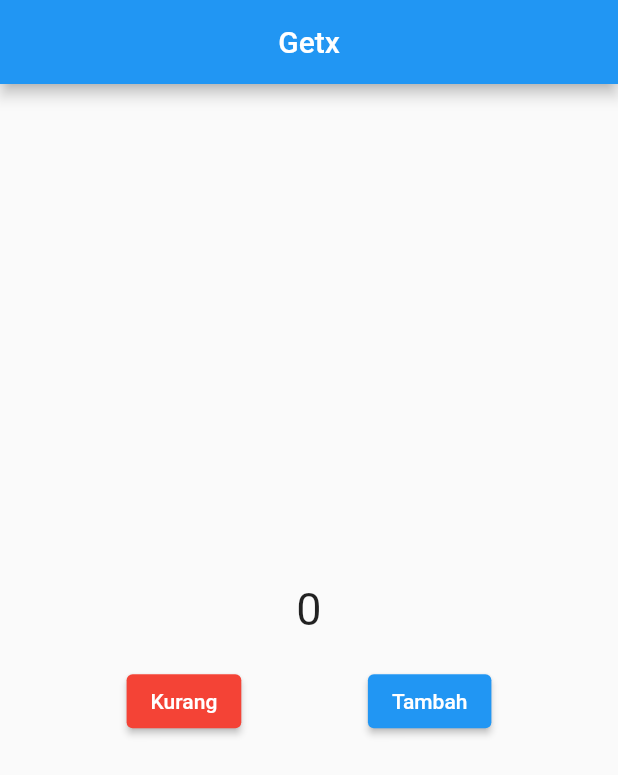
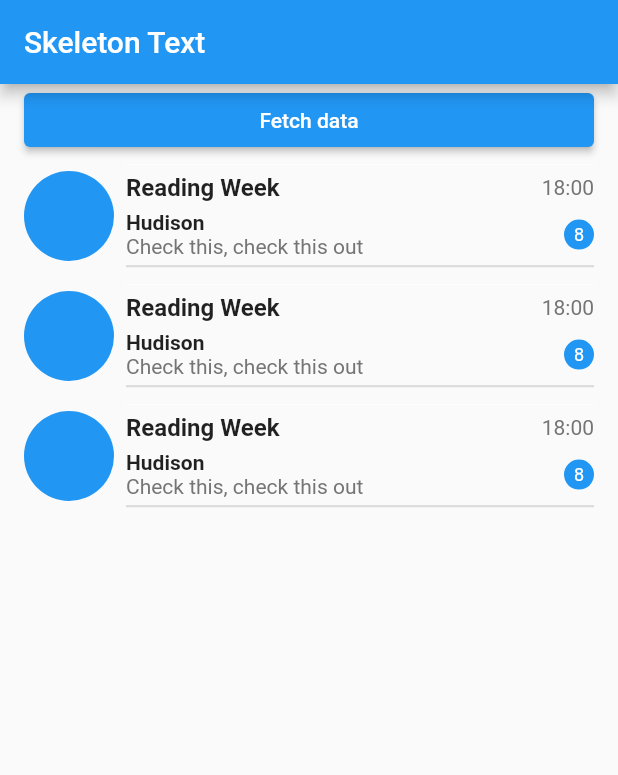
Before and after one commit to Hayolox/latihan_flutter, a Flutter app: the screen it shows after launch, on a phone screen of 412 x 824 dp. Shown: the top 775 px of the screen. Run offline on Flutter 3.47's test engine with Material 2 defaults, Android fonts, the phone set to English and light mode, and no system bars; our stand-ins replace dropdown_search, get, lottie, skeleton_text.

Commit message:
add dicoding and skeleton

```diff
--- a/lib/main.dart
+++ b/lib/main.dart
@@ -1,11 +1,15 @@
 import 'package:flutter/cupertino.dart';
 import 'package:flutter/material.dart';
+import 'package:latihan_flutter/dicoding/listBuilder.dart';
+import 'package:latihan_flutter/dicoding/listMap.dart';
+import 'package:latihan_flutter/dicoding/shadow.dart';
 import 'package:latihan_flutter/widgets/delete_api.dart';
 import 'package:latihan_flutter/widgets/future_builder.dart';
 import 'package:latihan_flutter/widgets/getX.dart';
 import 'package:latihan_flutter/widgets/get_api.dart';
 import 'package:latihan_flutter/widgets/post_api.dart';
 import 'package:latihan_flutter/widgets/put_api.dart';
+import 'package:latihan_flutter/widgets/skeleton.dart';
 import './widgets/soal_1.dart';
 import './widgets/soal_2.dart';
 import './widgets/soal_3.dart';
@@ -48,7 +52,7 @@ class MyApp extends StatelessWidget {
     return GetMaterialApp(
       debugShowCheckedModeBanner: false,
       color: Colors.teal,
-      home: GetXTr(),
+      home: CustomBody(),
     );
   }
 }
--- /dev/null
+++ b/lib/widgets/skeleton.dart
@@ -0,0 +1,211 @@
+import 'package:flutter/material.dart';
+
+import 'package:skeleton_text/skeleton_text.dart';
+
+class CustomBody extends StatefulWidget {
+  const CustomBody({Key? key}) : super(key: key);
+
+  @override
+  State<CustomBody> createState() => _CustomBodyState();
+}
+
+class _CustomBodyState extends State<CustomBody> {
+  bool isLoading = false;
+  final List<Widget> w = const [CustomChat(), CustomChat(), CustomChat()];
+  void handlePress() async {
+    setState(
+      () => isLoading = !isLoading,
+    );
+    await Future.delayed(const Duration(seconds: 3));
+    setState(
+      () => isLoading = !isLoading,
+    );
+  }
+
+  @override
+  Widget build(BuildContext context) {
+    return Scaffold(
+      appBar: AppBar(title: const Text("Skeleton Text")),
+      body: Container(
+        padding: const EdgeInsets.symmetric(horizontal: 16),
+        child: Column(
+          crossAxisAlignment: CrossAxisAlignment.stretch,
+          children: [
+            ElevatedButton(
+                onPressed: isLoading ? null : handlePress,
+                child: const Text("Fetch data")),
+            if (!isLoading) ...w.map((item) => item) else const CustomSkeleton()
+          ],
+        ),
+      ),
+    );
+  }
+}
+
+class CustomSkeleton extends StatelessWidget {
+  const CustomSkeleton({Key? key}) : super(key: key);
+
+  @override
+  Widget build(BuildContext context) {
+    return Container(
+      height: 270,
+      child: Column(
+        children: [
+          const SizedBox(height: 10),
+          Expanded(
+            child: SkeletonAnimation(
+              shimmerColor: Colors.grey,
+              borderRadius: BorderRadius.circular(8),
+              child: Container(
+                decoration: BoxDecoration(
+                  color: Colors.grey[300],
+                  borderRadius: BorderRadius.circular(8),
+                ),
+              ),
+            ),
+          ),
+          const SizedBox(height: 16),
+          Expanded(
+            child: SkeletonAnimation(
+              shimmerColor: Colors.grey,
+              borderRadius: BorderRadius.circular(8),
+              child: Container(
+                decoration: BoxDecoration(
+                  color: Colors.grey[300],
+                  borderRadius: BorderRadius.circular(8),
+                ),
+              ),
+            ),
+          ),
+          const SizedBox(height: 16),
+          Expanded(
+            child: SkeletonAnimation(
+              shimmerColor: Colors.grey,
+              borderRadius: BorderRadius.circular(8),
+              child: Container(
+                decoration: BoxDecoration(
+                  color: Colors.grey[300],
+                  borderRadius: BorderRadius.circular(8),
+                ),
+              ),
+            ),
+          ),
+        ],
+      ),
+    );
+  }
+}
+
+class CustomChat extends StatelessWidget {
+  const CustomChat({Key? key}) : super(key: key);
+
+  @override
+  Widget build(BuildContext context) {
+    return SizedBox(
+      height: 80,
+      child: Row(
+        mainAxisAlignment: MainAxisAlignment.center,
+        children: [
+          Container(
+            width: 60,
+            height: 60,
+            decoration:
+                const BoxDecoration(color: Colors.blue, shape: BoxShape.circle),
+          ),
+          const SizedBox(
+            width: 8,
+          ),
+          Expanded(
+            child: Column(
+              mainAxisAlignment: MainAxisAlignment.spaceEvenly,
+              children: [
+                const Divider(height: 0, thickness: 0, color: Colors.white),
+                Row(
+                  mainAxisAlignment: MainAxisAlignment.spaceBetween,
+                  children: [
+                    const Text('Reading Week',
+                        style: TextStyle(
+                          fontWeight: FontWeight.bold,
+                          fontSize: 16,
+                        )),
+                    Text('18:00', style: TextStyle(color: Colors.grey[600])),
+                  ],
+                ),
+                Row(
+                  mainAxisAlignment: MainAxisAlignment.spaceBetween,
+                  children: [
+                    Column(
+                      crossAxisAlignment: CrossAxisAlignment.start,
+                      children: [
+                        const Text(
+                          'Hudison',
+                          style: TextStyle(
+                            fontWeight: FontWeight.w600,
+                            fontSize: 14,
+                          ),
+                        ),
+                        Text(
+                          'Check this, check this out',
+                          style: TextStyle(color: Colors.grey[600]),
+                        ),
+                      ],
+                    ),
+                    const CustomBadges(
+                      child: Text("8",
+                          style: TextStyle(color: Colors.white, fontSize: 12)),
+                      color: Colors.blue,
+                      size: 20,
+                    )
+                  ],
+                ),
+                const Divider(height: 0, thickness: 1.5),
+              ],
+            ),
+          )
+        ],
+      ),
+    );
+  }
+}
+
+class CustomBadges extends StatelessWidget {
+  final Color color;
+  final double size;
+  final Widget child;
+  final Widget? parent;
+  const CustomBadges(
+      {Key? key,
+      this.color = Colors.black,
+      this.size = 20,
+      required this.child,
+      this.parent})
+      : super(key: key);
+
+  @override
+  Widget build(BuildContext context) {
+    if (parent != null) {
+      return Stack(
+        clipBehavior: Clip.none,
+        children: [
+          parent!,
+          Positioned(
+            top: -(size / 4),
+            right: -(size / 4),
+            child: Container(
+              width: size,
+              height: size,
+              decoration: BoxDecoration(shape: BoxShape.circle, color: color),
+              child: Center(child: child),
+            ),
+          )
+        ],
+      );
+    }
+    return Container(
+      width: size,
+      height: size,
+      decoration: BoxDecoration(shape: BoxShape.circle, color: color),
+      child: Center(child: child),
+    );
+  }
+}
--- a/pubspec.yaml
+++ b/pubspec.yaml
@@ -40,6 +40,7 @@ dependencies:
   timer_snackbar: ^0.0.3
   lottie: ^1.2.2
   get: ^4.6.1
+  skeleton_text: ^3.0.0
 
 dev_dependencies:
   flutter_test:
```
Also changed, not shown: lib/dicoding/listBuilder.dart (added, +19 -0 lines), lib/dicoding/listMap.dart (added, +15 -0 lines), lib/dicoding/shadow.dart (added, +31 -0 lines), pubspec.lock.
